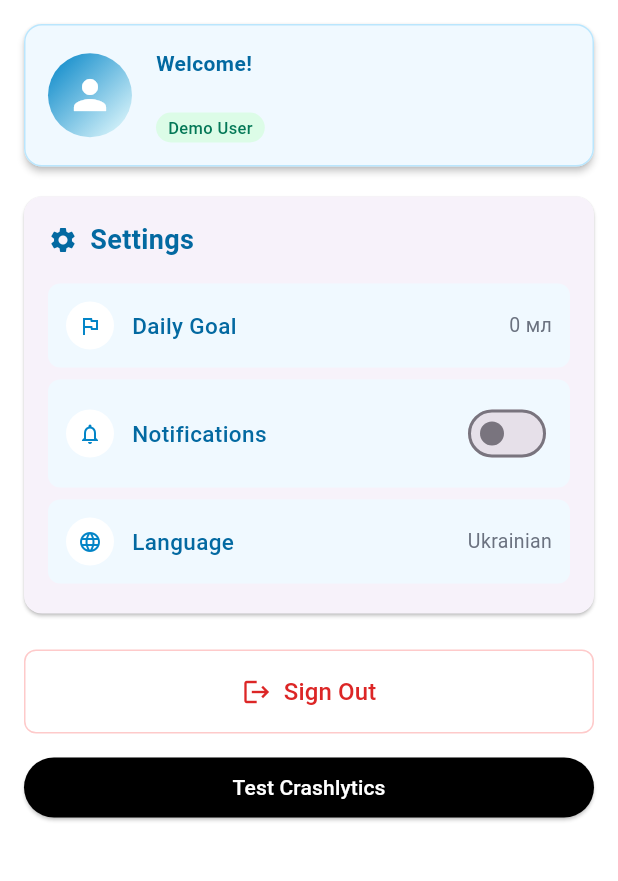
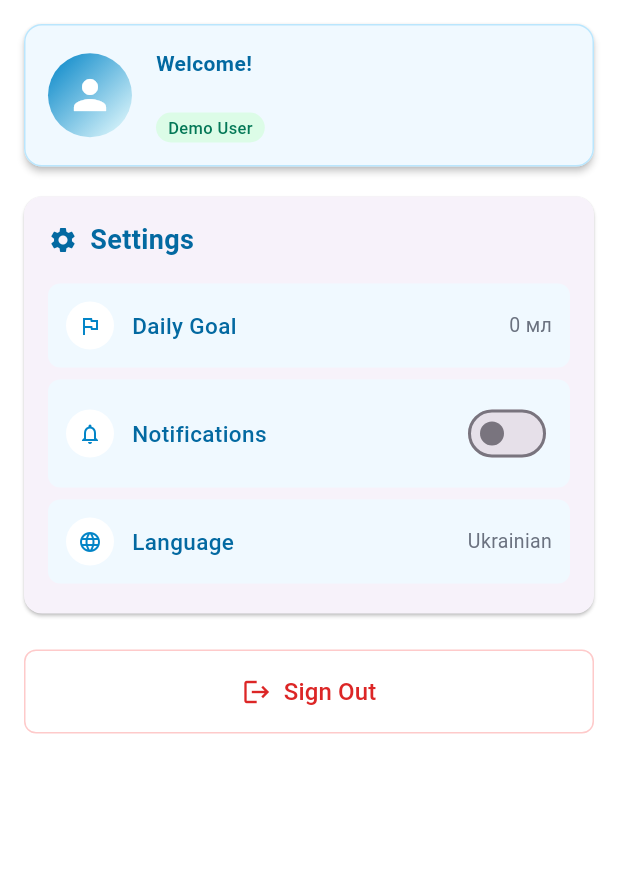
Before and after one commit to khomiak-denys/Fluidity, a Flutter app: the ProfileScreen screen opened directly with empty values, on a phone screen of 412 x 824 dp, the part 99-980 px from its top. Run offline on Flutter 3.47's test engine with Material 3 defaults, Android fonts, the phone set to English and light mode, and no system bars; drawn by our look-alikes of flutter_animate; our stand-ins replace cloud_firestore, equatable, firebase_analytics, firebase_auth, firebase_core, firebase_crashlytics and 4 more; accounts and stored records are empty; generated files the repository leaves out were written again.

Commit message:
fix/removed debug buttons (test crashlytics, bloc state error button)

```diff
--- a/lib/screens/profile_screen.dart
+++ b/lib/screens/profile_screen.dart
@@ -1,7 +1,6 @@
 import 'package:flutter/material.dart';
 import 'package:flutter/services.dart';
 import 'package:flutter_animate/flutter_animate.dart';
-import '../services/firebase_service.dart';
 import 'package:fluidity/l10n/app_localizations.dart';
 
 // --- Custom Colors (Derived from Tailwind classes) ---
@@ -401,16 +400,6 @@ class _ProfileScreenState extends State<ProfileScreen> {
               ],
             ),
         ),
-        const SizedBox(height: 12),
-        ElevatedButton(
-          onPressed: () {
-            // Log an event and force a crash for testing Crashlytics
-            FirebaseService.instance.logEvent('profile_test_crash', {'source': 'profile_screen'});
-            FirebaseService.instance.forceCrash();
-          },
-          style: ElevatedButton.styleFrom(backgroundColor: Colors.black),
-          child: Text(AppLocalizations.of(context)!.testCrashlytics, style: const TextStyle(color: Colors.white)),
-        ),
       ],
     );
   }
```
Also changed, not shown: lib/screens/home_screen.dart (+0 -10 lines).
